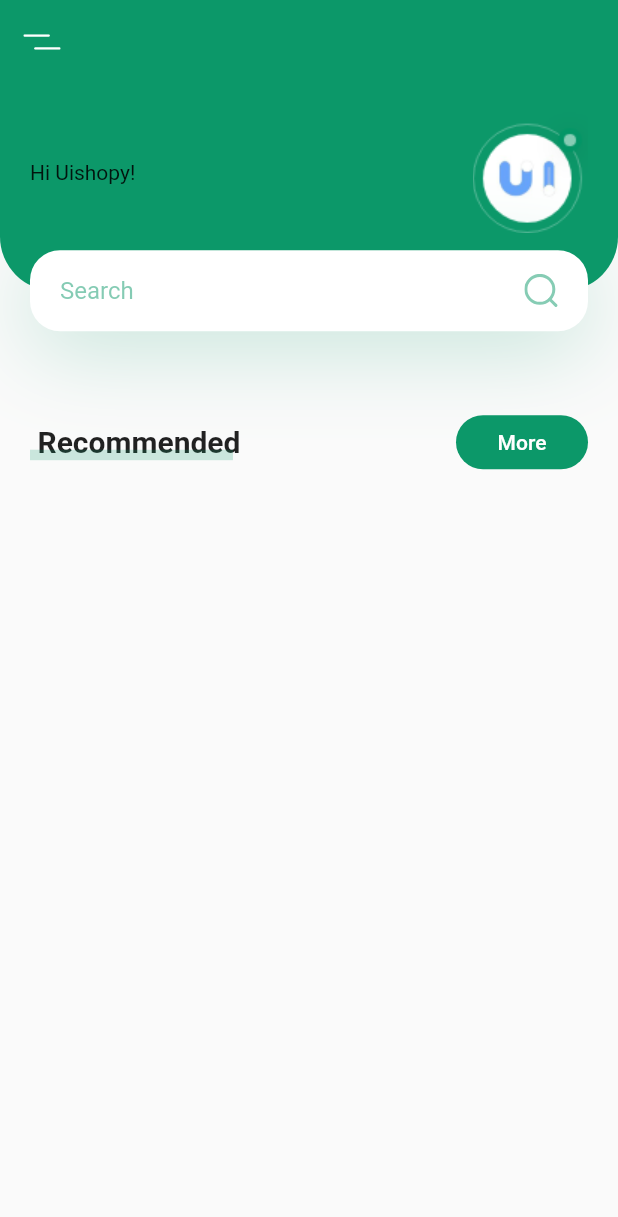
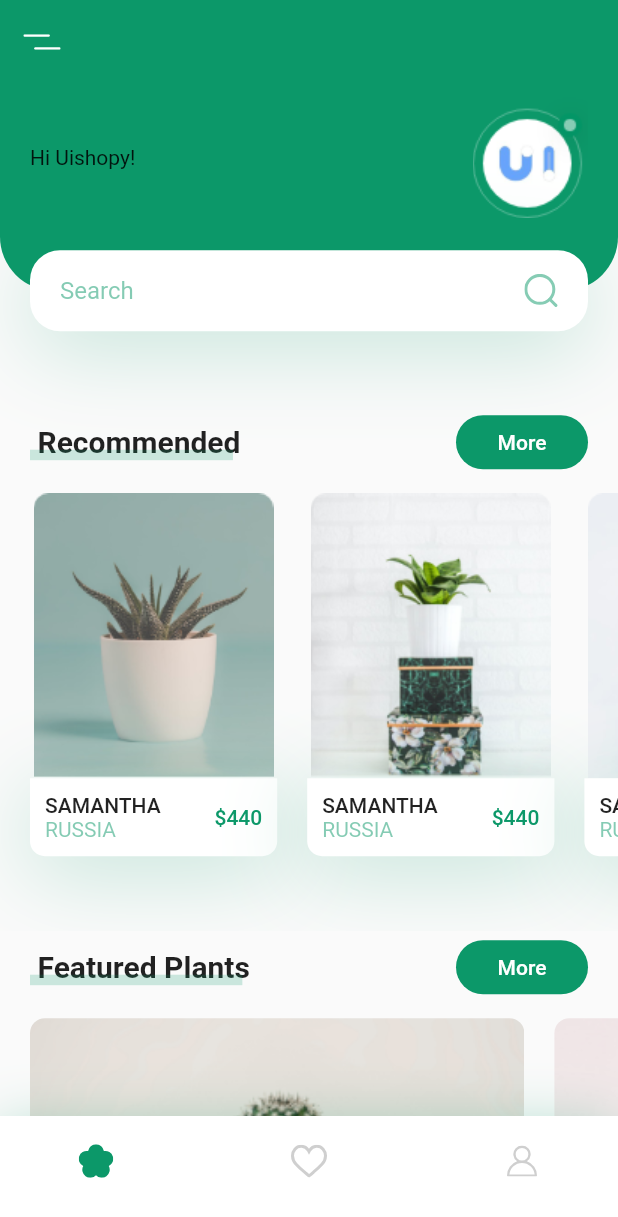
Before and after one commit to hailyna93/Tree-App, a Flutter app: the screen it shows after launch, on a phone screen of 412 x 824 dp. Shown: the top 1217 px of the screen. Run offline on Flutter 3.47's test engine with Material 2 defaults, Android fonts, the phone set to English and light mode, and no system bars; our stand-ins replace flutter_svg.

Commit message:
Done Hoome Screen

```diff
--- /dev/null
+++ b/tree_app/lib/screens/home/components/feature_tree.dart
@@ -0,0 +1,58 @@
+import 'package:flutter/material.dart';
+import 'package:tree_app/constants.dart';
+
+class FeatureTree extends StatelessWidget {
+  const FeatureTree({
+    Key key,
+  }) : super(key: key);
+
+  @override
+  Widget build(BuildContext context) {
+    return SingleChildScrollView(
+      scrollDirection: Axis.horizontal,
+      child: Row(
+        children: <Widget>[
+          FeatureTreeCard(
+            image: "assets/images/bottom_img_1.png",
+            press: () {},
+          ),
+          FeatureTreeCard(
+            image: "assets/images/bottom_img_2.png",
+            press: () {},
+          ),
+          FeatureTreeCard(
+            image: "assets/images/bottom_img_1.png",
+            press: () {},
+          ),
+        ],
+      ),
+    );
+  }
+}
+
+class FeatureTreeCard extends StatelessWidget {
+  const FeatureTreeCard({Key key, this.image, this.press}) : super(key: key);
+
+  final String image;
+  final Function press;
+
+  @override
+  Widget build(BuildContext context) {
+    Size size = MediaQuery.of(context).size;
+    return GestureDetector(
+      onTap: press,
+      child: Container(
+        width: size.width * 0.8,
+        margin: EdgeInsets.only(
+            left: kDefaultPadding,
+            top: kDefaultPadding / 2,
+            bottom: kDefaultPadding / 2),
+        height: 185,
+        decoration: BoxDecoration(
+            borderRadius: BorderRadius.circular(10),
+            image:
+                DecorationImage(image: AssetImage(image), fit: BoxFit.cover)),
+      ),
+    );
+  }
+}
--- a/tree_app/lib/screens/home/components/header_search.dart
+++ b/tree_app/lib/screens/home/components/header_search.dart
@@ -18,7 +18,7 @@ class HeaderSearch extends StatelessWidget {
             padding: EdgeInsets.only(
                 left: kDefaultPadding,
                 right: kDefaultPadding,
-                bottom: kDefaultPadding),
+                bottom: kDefaultPadding * 2),
             decoration: BoxDecoration(
                 color: kPrimaryColor,
                 borderRadius: BorderRadius.only(
--- a/tree_app/lib/screens/home/components/home_body.dart
+++ b/tree_app/lib/screens/home/components/home_body.dart
@@ -1,13 +1,15 @@
 import 'package:flutter/material.dart';
 import 'package:tree_app/constants.dart';
+import 'package:tree_app/screens/home/components/feature_tree.dart';
 import 'package:tree_app/screens/home/components/header_search.dart';
+import 'package:tree_app/screens/home/components/recommend_tree.dart';
+import 'package:tree_app/screens/home/components/title_with_moreBtn.dart';
 
 class HomeBody extends StatelessWidget {
   @override
   Widget build(BuildContext context) {
     Size size = MediaQuery.of(context).size;
-    return SingleChildScrollView(
-      child: Column(
+    return ListView(
       children: <Widget>[
         HeaderSearch(
           size: size,
@@ -15,75 +17,17 @@ class HomeBody extends StatelessWidget {
         TitleMoreBtn(
           title: "Recommended",
           press: () {},
+        ),
+        RecommendTree(),
+        TitleMoreBtn(
+          title: "Featured Plants",
+          press: () {},
+        ),
+        FeatureTree(),
+        SizedBox(
+          height: kDefaultPadding,
         )
       ],
-      ),
     );
   }
 }
-
-class TitleMoreBtn extends StatelessWidget {
-  const TitleMoreBtn({Key key, this.title, this.press}) : super(key: key);
-
-  final String title;
-  final Function press;
-
-  @override
-  Widget build(BuildContext context) {
-    return Padding(
-      padding: const EdgeInsets.symmetric(horizontal: kDefaultPadding),
-      child: Row(
-        children: <Widget>[
-          TitleCustomUnder(
-            text: title,
-          ),
-          Spacer(),
-          FlatButton(
-            onPressed: press,
-            child: Text(
-              "More",
-              style: TextStyle(color: Colors.white),
-            ),
-            color: kPrimaryColor,
-            shape:
-                RoundedRectangleBorder(borderRadius: BorderRadius.circular(20)),
-          )
-        ],
-      ),
-    );
-  }
-}
-
-class TitleCustomUnder extends StatelessWidget {
-  const TitleCustomUnder({Key key, this.text}) : super(key: key);
-
-  final String text;
-
-  @override
-  Widget build(BuildContext context) {
-    return Container(
-      height: 24,
-      child: Stack(
-        children: <Widget>[
-          Padding(
-            padding: const EdgeInsets.only(left: kDefaultPadding / 4),
-            child: Text(
-              text,
-              style: TextStyle(fontSize: 20, fontWeight: FontWeight.bold),
-            ),
-          ),
-          Positioned(
-            bottom: 0,
-            left: 0,
-            right: 0,
-            child: Container(
-              margin: const EdgeInsets.only(right: kDefaultPadding / 4),
-              height: 7,
-              color: kPrimaryColor.withOpacity(0.2),
-            ),
-          )
-        ],
-      ),
-    );
-  }
-}
--- /dev/null
+++ b/tree_app/lib/screens/home/components/my_bottom_navigation_bar.dart
@@ -0,0 +1,43 @@
+import 'package:flutter/material.dart';
+import 'package:flutter_svg/flutter_svg.dart';
+import 'package:tree_app/constants.dart';
+
+class MyBottomNavigationBar extends StatelessWidget {
+  const MyBottomNavigationBar({
+    Key key,
+  }) : super(key: key);
+
+  @override
+  Widget build(BuildContext context) {
+    return Container(
+      padding: EdgeInsets.only(
+          left: kDefaultPadding * 2,
+          right: kDefaultPadding * 2,
+          bottom: kDefaultPadding),
+      height: 80,
+      decoration: BoxDecoration(color: Colors.white, boxShadow: [
+        BoxShadow(
+            offset: Offset(0, 10),
+            blurRadius: 35,
+            color: kPrimaryColor.withOpacity(0.38))
+      ]),
+      child: Row(
+        mainAxisAlignment: MainAxisAlignment.spaceBetween,
+        children: <Widget>[
+          IconButton(
+            icon: SvgPicture.asset("assets/icons/flower.svg"),
+            onPressed: () {},
+          ),
+          IconButton(
+            icon: SvgPicture.asset("assets/icons/heart-icon.svg"),
+            onPressed: () {},
+          ),
+          IconButton(
+            icon: SvgPicture.asset("assets/icons/user-icon.svg"),
+            onPressed: () {},
+          )
+        ],
+      ),
+    );
+  }
+}
--- /dev/null
+++ b/tree_app/lib/screens/home/components/recommend_tree.dart
@@ -0,0 +1,107 @@
+import 'package:flutter/material.dart';
+import 'package:tree_app/constants.dart';
+
+class RecommendTree extends StatelessWidget {
+  const RecommendTree({
+    Key key,
+  }) : super(key: key);
+
+  @override
+  Widget build(BuildContext context) {
+    return SingleChildScrollView(
+      scrollDirection: Axis.horizontal,
+      child: Row(
+        children: <Widget>[
+          RecommendTreeCard(
+            image: "assets/images/image_1.png",
+            title: "Samantha",
+            country: "Russia",
+            price: 440,
+            press: () {},
+          ),
+          RecommendTreeCard(
+            image: "assets/images/image_2.png",
+            title: "Samantha",
+            country: "Russia",
+            price: 440,
+            press: () {},
+          ),
+          RecommendTreeCard(
+            image: "assets/images/image_3.png",
+            title: "Samantha",
+            country: "Russia",
+            price: 440,
+            press: () {},
+          ),
+        ],
+      ),
+    );
+  }
+}
+
+class RecommendTreeCard extends StatelessWidget {
+  const RecommendTreeCard(
+      {Key key, this.image, this.country, this.press, this.price, this.title})
+      : super(key: key);
+
+  final String image, title, country;
+  final int price;
+  final Function press;
+
+  @override
+  Widget build(BuildContext context) {
+    Size size = MediaQuery.of(context).size;
+    return Container(
+      margin: EdgeInsets.only(
+          left: kDefaultPadding,
+          top: kDefaultPadding / 2,
+          bottom: kDefaultPadding * 2.5),
+      width: size.width * 0.4,
+      child: Column(
+        children: <Widget>[
+          Image.asset(image),
+          GestureDetector(
+            onTap: press,
+            child: Container(
+              padding: EdgeInsets.all(kDefaultPadding / 2),
+              decoration: BoxDecoration(
+                  color: Colors.white,
+                  borderRadius: BorderRadius.only(
+                      bottomLeft: Radius.circular(10),
+                      bottomRight: Radius.circular(10)),
+                  boxShadow: [
+                    BoxShadow(
+                        offset: Offset(0, 10),
+                        blurRadius: 50,
+                        color: kPrimaryColor.withOpacity(0.23))
+                  ]),
+              child: Row(
+                children: <Widget>[
+                  RichText(
+                    text: TextSpan(children: [
+                      TextSpan(
+                          text: "$title\n".toUpperCase(),
+                          style: Theme.of(context).textTheme.button),
+                      TextSpan(
+                          text: "$country".toUpperCase(),
+                          style:
+                              TextStyle(color: kPrimaryColor.withOpacity(0.5)))
+                    ]),
+                  ),
+                  Spacer(),
+                  Text(
+                    "\$$price",
+                    style: Theme.of(context)
+                        .textTheme
+                        .button
+                        .copyWith(color: kPrimaryColor),
+                  )
+                ],
+              ),
+            ),
+          )
+        ],
+      ),
+    );
+  }
+}
--- a/tree_app/lib/screens/home/components/title_with_moreBtn.dart
+++ b/tree_app/lib/screens/home/components/title_with_moreBtn.dart
@@ -0,0 +1,68 @@
+import 'package:flutter/material.dart';
+import 'package:tree_app/constants.dart';
+
+class TitleMoreBtn extends StatelessWidget {
+  const TitleMoreBtn({Key key, this.title, this.press}) : super(key: key);
+
+  final String title;
+  final Function press;
+
+  @override
+  Widget build(BuildContext context) {
+    return Padding(
+      padding: const EdgeInsets.symmetric(horizontal: kDefaultPadding),
+      child: Row(
+        children: <Widget>[
+          TitleCustomUnder(
+            text: title,
+          ),
+          Spacer(),
+          FlatButton(
+            onPressed: press,
+            child: Text(
+              "More",
+              style: TextStyle(color: Colors.white),
+            ),
+            color: kPrimaryColor,
+            shape:
+                RoundedRectangleBorder(borderRadius: BorderRadius.circular(20)),
+          )
+        ],
+      ),
+    );
+  }
+}
+
+class TitleCustomUnder extends StatelessWidget {
+  const TitleCustomUnder({Key key, this.text}) : super(key: key);
+
+  final String text;
+
+  @override
+  Widget build(BuildContext context) {
+    return Container(
+      height: 24,
+      child: Stack(
+        children: <Widget>[
+          Padding(
+            padding: const EdgeInsets.only(left: kDefaultPadding / 4),
+            child: Text(
+              text,
+              style: TextStyle(fontSize: 20, fontWeight: FontWeight.bold),
+            ),
+          ),
+          Positioned(
+            bottom: 0,
+            left: 0,
+            right: 0,
+            child: Container(
+              margin: const EdgeInsets.only(right: kDefaultPadding / 4),
+              height: 7,
+              color: kPrimaryColor.withOpacity(0.2),
+            ),
+          )
+        ],
+      ),
+    );
+  }
+}
--- a/tree_app/lib/screens/home/home_screen.dart
+++ b/tree_app/lib/screens/home/home_screen.dart
@@ -1,11 +1,16 @@
 import 'package:flutter/material.dart';
 import 'package:flutter_svg/flutter_svg.dart';
 import 'package:tree_app/screens/home/components/home_body.dart';
+import 'package:tree_app/screens/home/components/my_bottom_navigation_bar.dart';
 
 class HomeScreen extends StatelessWidget {
   @override
   Widget build(BuildContext context) {
-    return Scaffold(appBar: buildAppBar(), body: HomeBody());
+    return Scaffold(
+      appBar: buildAppBar(),
+      body: HomeBody(),
+      bottomNavigationBar: MyBottomNavigationBar(),
+    );
   }
 
   AppBar buildAppBar() {
```
Lines whose indentation alone changed are shown as unchanged.
